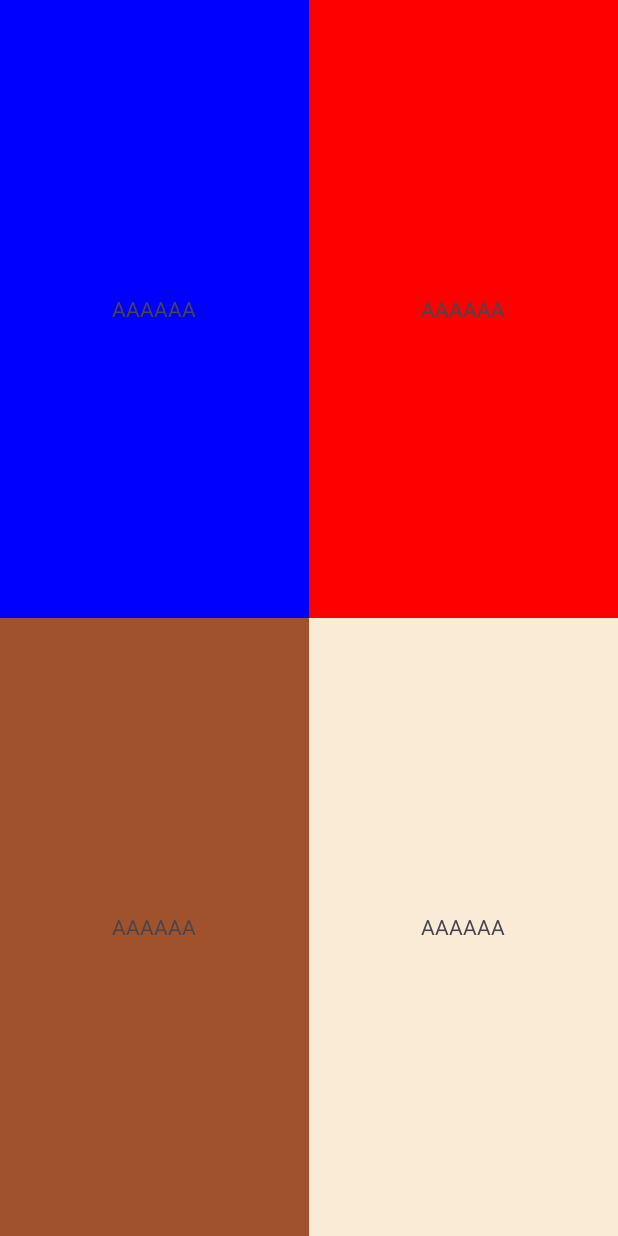
After one commit to qinyue530/AndroidTest, an Android app: the GridActivity screen opened directly, with no data from a screen before it, on a phone screen of 412 x 824 dp. The commit adds this screen. Run offline under Robolectric (Android 15) with nearby library versions, the phone set to English and light mode, and no system bars.

Commit message:
网格布局

```diff
--- a/app/src/main/AndroidManifest.xml
+++ b/app/src/main/AndroidManifest.xml
@@ -12,6 +12,9 @@
         android:supportsRtl="true"
         android:theme="@style/Theme.AmdroidTestJava"
         tools:targetApi="31">
+        <activity
+            android:name=".GridActivity"
+            android:exported="false" />
         <activity
             android:name=".RelativeActivity"
             android:exported="false" />
--- /dev/null
+++ b/app/src/main/java/com/example/amdroidtestjava/GridActivity.java
@@ -0,0 +1,24 @@
+package com.example.amdroidtestjava;
+
+import android.os.Bundle;
+
+import androidx.activity.EdgeToEdge;
+import androidx.appcompat.app.AppCompatActivity;
+import androidx.core.graphics.Insets;
+import androidx.core.view.ViewCompat;
+import androidx.core.view.WindowInsetsCompat;
+
+public class GridActivity extends AppCompatActivity {
+
+    @Override
+    protected void onCreate(Bundle savedInstanceState) {
+        super.onCreate(savedInstanceState);
+        EdgeToEdge.enable(this);
+        setContentView(R.layout.activity_grid);
+        ViewCompat.setOnApplyWindowInsetsListener(findViewById(R.id.grid), (v, insets) -> {
+            Insets systemBars = insets.getInsets(WindowInsetsCompat.Type.systemBars());
+            v.setPadding(systemBars.left, systemBars.top, systemBars.right, systemBars.bottom);
+            return insets;
+        });
+    }
+}
--- a/app/src/main/java/com/example/amdroidtestjava/MainActivity.java
+++ b/app/src/main/java/com/example/amdroidtestjava/MainActivity.java
@@ -54,14 +54,18 @@ public class MainActivity extends AppCompatActivity {
         button_click(button , new NextActivity());
         //文本框点击事件
         textView_click(helloWorld,new NextActivity() );
-
+        //线性布局
         Button linearActivityButton = findViewById(R.id.linearActivity);
 
         button_click(linearActivityButton,new LinearActivity());
-
+        //相对布局
         Button relativeActivityButton = findViewById(R.id.relativeActivity);
 
         button_click(relativeActivityButton,new RelativeActivity());
+        //网格布局
+        Button gridActivityButton = findViewById(R.id.gridActivity);
+
+        button_click(gridActivityButton,new GridActivity());
     }
 
     //textView_点击事件
--- /dev/null
+++ b/app/src/main/res/layout/activity_grid.xml
@@ -0,0 +1,46 @@
+<?xml version="1.0" encoding="utf-8"?>
+<GridLayout xmlns:android="http://schemas.android.com/apk/res/android"
+    xmlns:app="http://schemas.android.com/apk/res-auto"
+    xmlns:tools="http://schemas.android.com/tools"
+    android:id="@+id/grid"
+    android:layout_width="match_parent"
+    android:layout_height="match_parent"
+    android:columnCount="2"
+    android:rowCount="2"
+    tools:context=".GridActivity">
+    <!--columnCount: 网格列数    -->
+    <!--rowCount: 网格行数-->
+    <TextView
+        android:layout_height="0sp"
+        android:layout_width="0sp"
+        android:layout_columnWeight="1"
+        android:layout_rowWeight="1"
+        android:background="@color/blue"
+        android:gravity="center"
+        android:text="AAAAAA"/>
+    <TextView
+        android:layout_height="0sp"
+        android:layout_width="0sp"
+        android:layout_columnWeight="1"
+        android:layout_rowWeight="1"
+        android:background="@color/red"
+        android:gravity="center"
+        android:text="AAAAAA"/>
+    <TextView
+        android:layout_height="0sp"
+        android:layout_width="0sp"
+        android:layout_columnWeight="1"
+        android:layout_rowWeight="1"
+        android:background="@color/sienna"
+        android:gravity="center"
+        android:text="AAAAAA"/>
+    <TextView
+        android:layout_height="0sp"
+        android:layout_width="0sp"
+        android:layout_columnWeight="1"
+        android:layout_rowWeight="1"
+        android:background="@color/antiquewhite"
+        android:gravity="center"
+        android:text="AAAAAA"/>
+
+</GridLayout>
--- a/app/src/main/res/layout/activity_main.xml
+++ b/app/src/main/res/layout/activity_main.xml
@@ -50,4 +50,10 @@
         android:layout_height="50dp"
         android:text="@string/relative_Activity"/>
 
+    <Button
+        android:id="@+id/gridActivity"
+        android:layout_width="120dp"
+        android:layout_height="50dp"
+        android:text="@string/grid_Activity"/>
+
 </LinearLayout>
```
